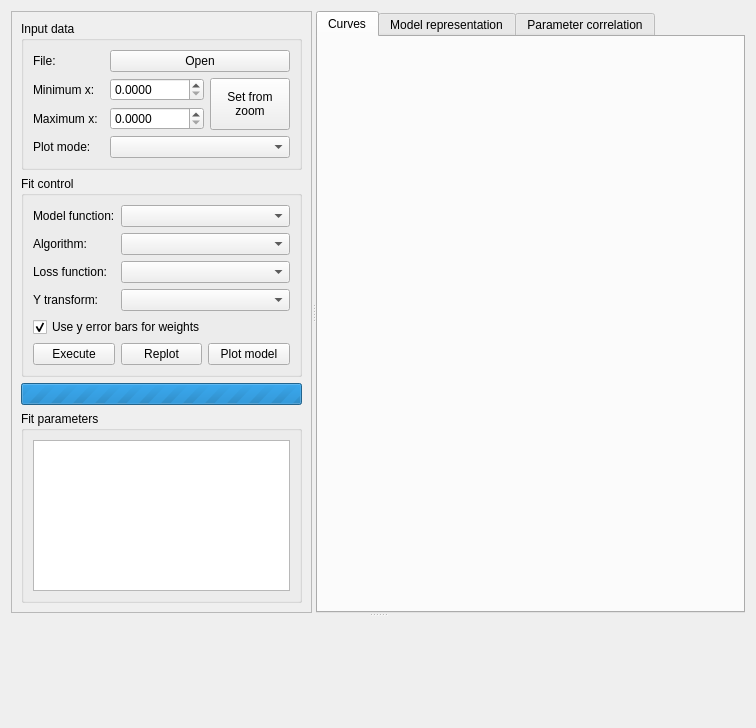
This is src/saxsfittool/resource/saxsfittool.ui in awacha/saxsfittool as Qt 5 draws it before an edit. The edited form follows.
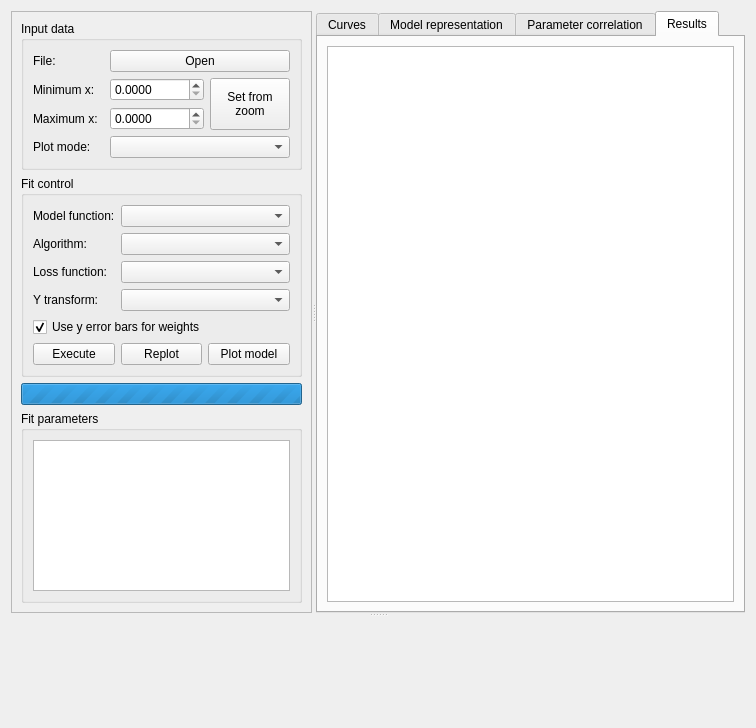
This is the edited form. The open tabs and pages were chosen to show the change. Icons and pictures are not drawn.

What changed in the file:
```diff
--- a/src/saxsfittool/resource/saxsfittool.ui
+++ b/src/saxsfittool/resource/saxsfittool.ui
@@ -372,6 +372,16 @@
          </item>
         </layout>
        </widget>
+       <widget class="QWidget" name="tab_4">
+        <attribute name="title">
+         <string>Results</string>
+        </attribute>
+        <layout class="QVBoxLayout" name="verticalLayout_8">
+         <item>
+          <widget class="QTreeView" name="statisticsTreeView"/>
+         </item>
+        </layout>
+       </widget>
       </widget>
      </widget>
      <widget class="QWidget" name="logContainerWidget" native="true">
```
Left out of the diff: 2 changed lines with no effect on the pictures.
